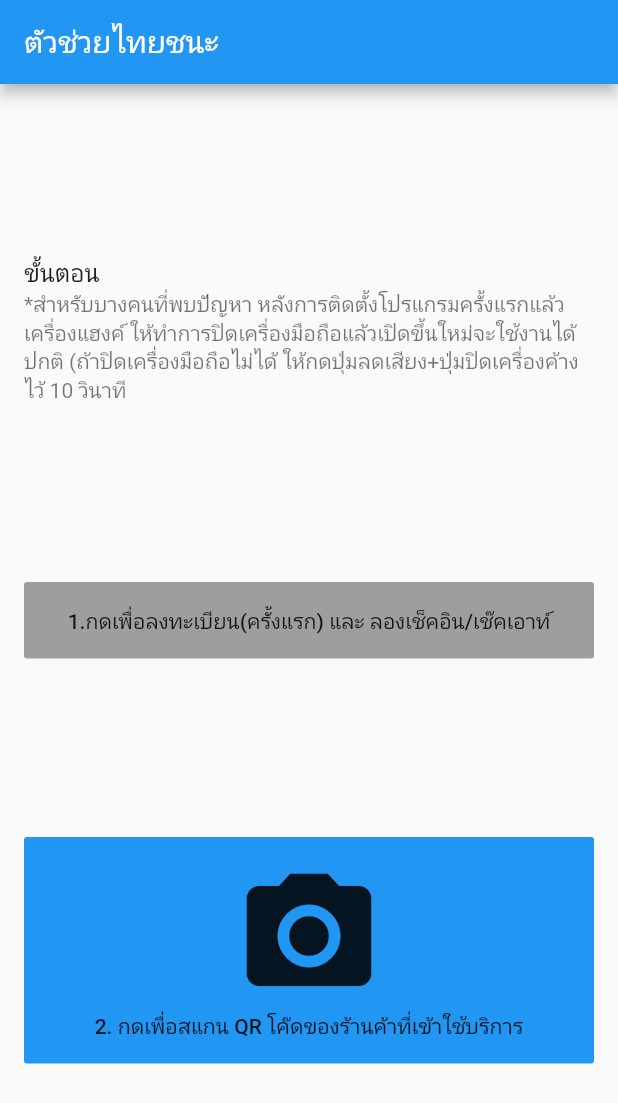
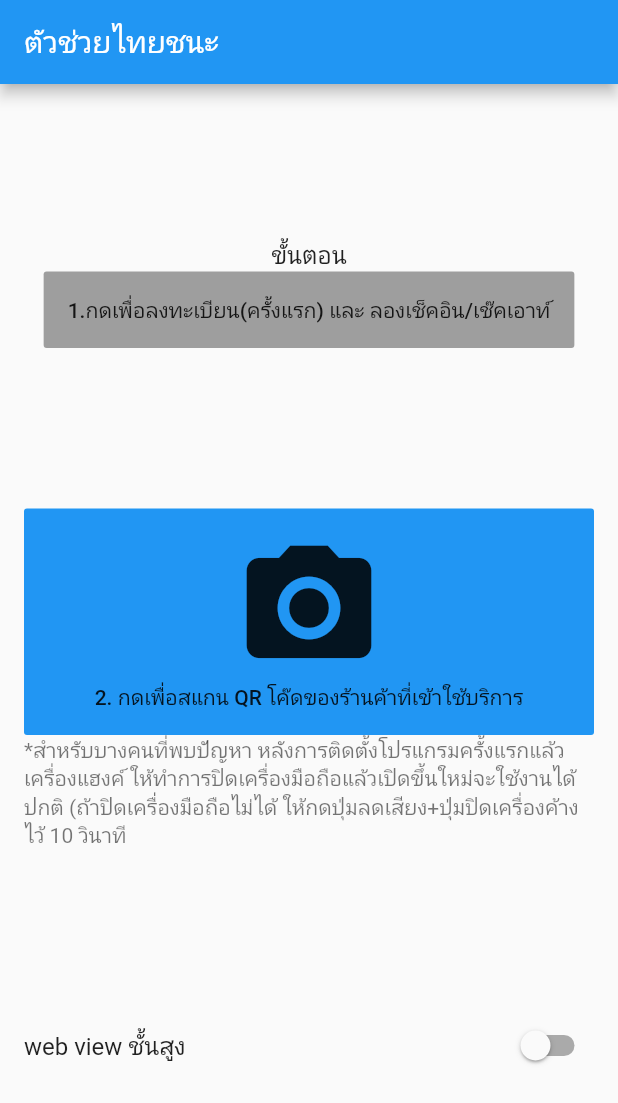
Before and after one commit to chartchuo/thaichana_helper, a Flutter app: the screen it shows after launch, on a phone screen of 412 x 824 dp. Shown: the top 1103 px of the screen. Run offline on Flutter 3.47's test engine with Material 2 defaults, Android fonts, the phone set to English and light mode, and no system bars; our stand-ins replace permission_handler, shared_preferences, webview_flutter; missing offline and left inert: flutter_qr_reader, flutter_webview_plugin.

```diff
--- a/lib/main.dart
+++ b/lib/main.dart
@@ -1,9 +1,11 @@
 import 'package:flutter/material.dart';
 import 'package:permission_handler/permission_handler.dart';
+import 'package:shared_preferences/shared_preferences.dart';
 import 'package:thaichana_helper/model.dart';
 
 import 'scanview.dart';
 import 'webview.dart';
+import 'webview2.dart';
 
 void main() => runApp(MyApp());
 
@@ -15,7 +17,8 @@ class MyApp extends StatelessWidget {
       routes: {
         '/': (context) => HomePage(),
         '/scanview': (context) => ScanView(),
-        "/webview": (context) => Web(),
+        "/webviewAdv": (context) => WebviewAdv(),
+        "/webviewNorm": (context) => WebviewNorm(),
       },
     );
   }
@@ -44,7 +47,14 @@ class SlideRightRoute extends PageRouteBuilder {
         );
 }
 
-class HomePage extends StatelessWidget {
+class HomePage extends StatefulWidget {
+  @override
+  _HomePageState createState() => _HomePageState();
+}
+
+class _HomePageState extends State<HomePage> {
+  bool webviewAdv = false;
+  String webviewRoute = '/webviewNorm';
   @override
   Widget build(BuildContext context) {
     return Scaffold(
@@ -56,21 +66,21 @@ class HomePage extends StatelessWidget {
           mainAxisAlignment: MainAxisAlignment.spaceEvenly,
           children: <Widget>[
             ListTile(
-              title: Text("ขั้นตอน"),
-              subtitle: Text(
-                  '*สำหรับบางคนที่พบปัญหา หลังการติดตั้งโปรแกรมครั้งแรกแล้วเครื่องแฮงค์ ให้ทำการปิดเครื่องมือถือแล้วเปิดขึ้นใหม่จะใช้งานได้ปกติ (ถ้าปิดเครื่องมือถือไม่ได้ ให้กดปุ่มลดเสียง+ปุ่มปิดเครื่องค้างไว้ 10 วินาที'),
-            ),
-            ListTile(
-              title: FlatButton(
+              title: Column(
+                children: <Widget>[
+                  Text("ขั้นตอน"),
+                  FlatButton(
                     padding: EdgeInsets.all(16),
                     onPressed: () async {
-                  await Navigator.pushNamed(context, '/webview',
+                      await Navigator.pushNamed(context, webviewRoute,
                           arguments: ScanedUrl(
                               'https://qr.thaichana.com/?appId=0001&shopId=S0000000003'));
                     },
                     child: Text(
                         "1.กดเพื่อลงทะเบียน(ครั้งแรก) และ ลองเช็คอิน/เช๊คเอาท์"),
                     color: Colors.grey,
+                  ),
+                ],
               ),
             ),
             ListTile(
@@ -87,7 +97,7 @@ class HomePage extends StatelessWidget {
                     if (result == null) return;
                     final uri = Uri.parse(result.toString());
                     if (uri.host == 'qr.thaichana.com') {
-                      await Navigator.pushNamed(context, '/webview',
+                      await Navigator.pushNamed(context, webviewRoute,
                           arguments: ScanedUrl(result.toString()));
                     }
                   }
@@ -103,10 +113,51 @@ class HomePage extends StatelessWidget {
                 ),
                 color: Colors.blue,
               ),
+              subtitle: Text(
+                  '*สำหรับบางคนที่พบปัญหา หลังการติดตั้งโปรแกรมครั้งแรกแล้วเครื่องแฮงค์ ให้ทำการปิดเครื่องมือถือแล้วเปิดขึ้นใหม่จะใช้งานได้ปกติ (ถ้าปิดเครื่องมือถือไม่ได้ ให้กดปุ่มลดเสียง+ปุ่มปิดเครื่องค้างไว้ 10 วินาที'),
+            ),
+            SwitchListTile(
+              title: Text('web view ชั้นสูง'),
+              value: webviewAdv,
+              onChanged: (value) {
+                _setAdvWebview(value);
+                _savePreference();
+              },
             ),
           ],
         ),
       ),
     );
   }
+
+  initState() {
+    super.initState();
+    _loadPreference();
   }
+
+  _setAdvWebview(bool value) {
+    setState(() {
+      webviewAdv = value;
+      if (value)
+        webviewRoute = '/webviewAdv';
+      else
+        webviewRoute = '/webviewNorm';
+    });
+  }
+
+  _savePreference() async {
+    SharedPreferences prefs = await SharedPreferences.getInstance();
+    await prefs.setBool('webviewAdv', webviewAdv);
+  }
+
+  _loadPreference() async {
+    SharedPreferences prefs = await SharedPreferences.getInstance();
+    try {
+      _setAdvWebview(prefs.getBool('webviewAdv'));
+    } catch (e) {
+      setState(() {
+        _setAdvWebview(false);
+      });
+    }
+  }
+}
--- a/pubspec.yaml
+++ b/pubspec.yaml
@@ -3,7 +3,7 @@ description: Thai chana helper application.
 
 publish_to: 'none'
 
-version: 1.0.7+7
+version: 1.0.8+8
 
 environment:
   sdk: ">=2.7.0 <3.0.0"
@@ -20,6 +20,7 @@ dependencies:
   webview_flutter: ^0.3.22
   shared_preferences: ^0.5.7+3
   # share: ^0.5.3
+  flutter_webview_plugin: ^0.3.11
 
 dev_dependencies:
   flutter_test:
```
Also changed, not shown: lib/webview.dart (+2 -36 lines), lib/webview2.dart (added, +26 -0 lines), pubspec.lock, 1 other file. Lines whose indentation alone changed are shown as unchanged.
